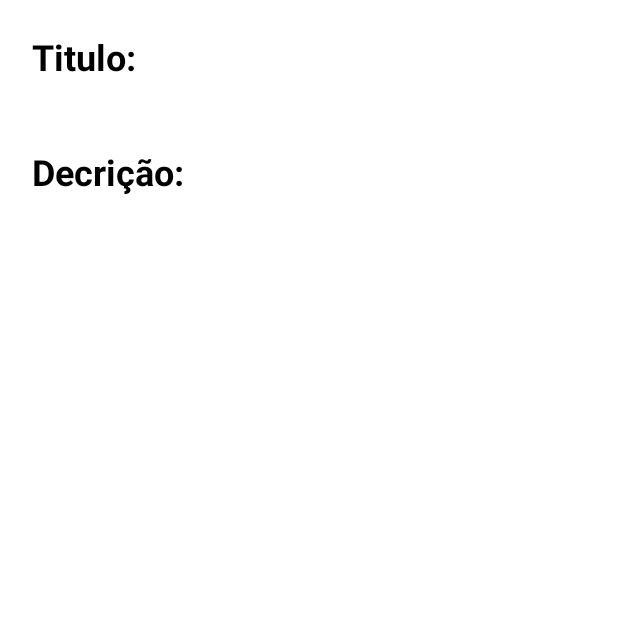
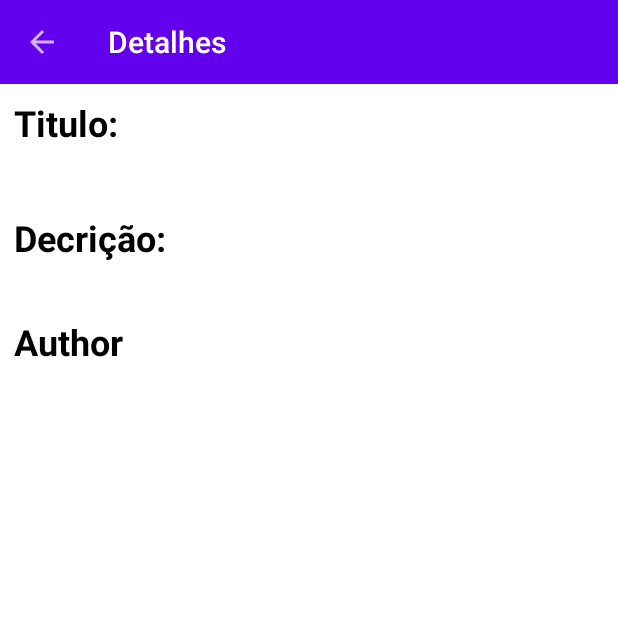
Before and after one commit to lcarlosilva/NyBook, an Android app: the BookDetailsActivity screen opened directly, with no data from a screen before it, on a phone screen of 412 x 824 dp, the top half of it. Run offline under Robolectric (Android 15) with nearby library versions, the phone set to English and light mode, and no system bars.

Commit message:
inclusao btnHome toolbar, refatoracao, criacao resource

```diff
--- /dev/null
+++ b/app/src/main/java/com/example/nybooks/presentation/base/BaseActivity.kt
@@ -0,0 +1,15 @@
+package com.example.nybooks.presentation.base
+
+
+import androidx.appcompat.app.AppCompatActivity
+import androidx.appcompat.widget.Toolbar
+
+open class BaseActivity : AppCompatActivity() {
+
+    protected fun setupToolbar(toolbar: Toolbar, titleIdRes: Int, hasBackBtn: Boolean = false) {
+        toolbar.title = getString(titleIdRes)
+        setSupportActionBar(toolbar)
+        if (hasBackBtn) supportActionBar?.setDisplayHomeAsUpEnabled(true)
+    }
+
+}
--- a/app/src/main/java/com/example/nybooks/presetation/books/BooksAdapter.kt
+++ b/app/src/main/java/com/example/nybooks/presentation/books/BooksAdapter.kt
@@ -1,4 +1,4 @@
-package com.example.nybooks.presetation.books
+package com.example.nybooks.presentation.books
 
 import android.view.LayoutInflater
 import android.view.View
--- a/app/src/main/java/com/example/nybooks/presetation/details/BookDetailsActivity.kt
+++ b/app/src/main/java/com/example/nybooks/presentation/details/BookDetailsActivity.kt
@@ -1,35 +1,43 @@
-package com.example.nybooks.presetation.details
+package com.example.nybooks.presentation.details
 
 import android.content.Context
 import android.content.Intent
-import androidx.appcompat.app.AppCompatActivity
 import android.os.Bundle
 import com.example.nybooks.R
+import com.example.nybooks.presentation.base.BaseActivity
 import kotlinx.android.synthetic.main.activity_book_details.*
-import kotlinx.android.synthetic.main.activity_books.*
+import kotlinx.android.synthetic.main.include_toolbar.*
 
-class BookDetailsActivity : AppCompatActivity() {
+class BookDetailsActivity : BaseActivity() {
 
     override fun onCreate(savedInstanceState: Bundle?) {
         super.onCreate(savedInstanceState)
         setContentView(R.layout.activity_book_details)
-        setSupportActionBar(toolbarMain)
 
+        setupToolbar(toolbarMain, R.string.title_details_books, hasBackBtn = true)
+
+        buildFields()
+
+    }
+
+    private fun buildFields() {
         tv_title.text = intent.getStringExtra(EXTRA_TITLE)
         tv_description.text = intent.getStringExtra(EXTRA_DESCRIPTION)
-
+        tv_author.text = intent.getStringExtra(EXTRA_AUTHOR)
     }
 
     companion object {
 
         private const val EXTRA_TITLE = "EXTRA_TITLE"
         private const val EXTRA_DESCRIPTION = "EXTRA_DESCRIPTION"
+        private const val EXTRA_AUTHOR = "EXTRA_AUTHOR"
 
 
-        fun getIntent(context: Context, title: String, description: String): Intent {
+        fun getIntent(context: Context, title: String, description: String, author: String ): Intent {
             return Intent(context, BookDetailsActivity::class.java).apply {
                 putExtra("EXTRA_TITLE", title)
                 putExtra("EXTRA_DESCRIPTION", description)
+                putExtra("EXTRA_AUTHOR", author)
             }
         }
     }
--- a/app/src/main/res/layout/activity_book_details.xml
+++ b/app/src/main/res/layout/activity_book_details.xml
@@ -1,33 +1,31 @@
 <?xml version="1.0" encoding="utf-8"?>
-<androidx.constraintlayout.widget.ConstraintLayout
-    xmlns:android="http://schemas.android.com/apk/res/android"
+<androidx.constraintlayout.widget.ConstraintLayout xmlns:android="http://schemas.android.com/apk/res/android"
     xmlns:app="http://schemas.android.com/apk/res-auto"
     xmlns:tools="http://schemas.android.com/tools"
     android:layout_width="match_parent"
     android:layout_height="match_parent"
-    android:padding="12dp"
-    tools:context=".presetation.details.BookDetailsActivity">
+    tools:context=".presentation.details.BookDetailsActivity">
 
+    <include
+        layout="@layout/include_toolbar" />
 
     <TextView
         android:id="@+id/tv_lbl_title"
+        style="@style/LabelTextView"
         android:layout_width="wrap_content"
         android:layout_height="wrap_content"
         android:layout_marginStart="9dp"
         android:layout_marginTop="9dp"
         android:text="@string/lbl_tv_title"
-        android:textColor="#000"
         android:textSize="24sp"
-        android:textStyle="bold"
         app:layout_constraintStart_toStartOf="parent"
-        app:layout_constraintTop_toTopOf="parent" />
+        app:layout_constraintTop_toBottomOf="@id/toolbarMain" />
 
     <TextView
         android:id="@+id/tv_title"
-        android:layout_width="wrap_content"
+        android:layout_width="match_parent"
         android:layout_height="wrap_content"
-        android:layout_marginStart="5dp"
-        android:textColor="#000"
+        android:layout_marginStart="9dp"
         android:textSize="25sp"
         app:layout_constraintStart_toStartOf="@id/tv_lbl_title"
         app:layout_constraintTop_toBottomOf="@id/tv_lbl_title"
@@ -35,14 +33,13 @@
 
     <TextView
         android:id="@+id/tv_lbl_description"
+        style="@style/LabelTextView"
         android:layout_width="wrap_content"
         android:layout_height="wrap_content"
         android:layout_marginStart="9dp"
         android:layout_marginTop="9dp"
         android:text="@string/lbl_tv_description"
-        android:textColor="#000"
         android:textSize="24sp"
-        android:textStyle="bold"
         app:layout_constraintStart_toStartOf="parent"
         app:layout_constraintTop_toBottomOf="@id/tv_title" />
 
@@ -50,13 +47,32 @@
         android:id="@+id/tv_description"
         android:layout_width="match_parent"
         android:layout_height="wrap_content"
-        android:layout_marginStart="5dp"
-        android:textColor="#000"
+        android:layout_marginStart="9dp"
         android:textSize="20sp"
-        android:layout_marginEnd="6dp"
         app:layout_constraintStart_toStartOf="@id/tv_lbl_description"
         app:layout_constraintTop_toBottomOf="@id/tv_lbl_description"
         tools:text="TEXTO" />
 
+    <TextView
+        android:id="@+id/tv_lbl_author"
+        style="@style/LabelTextView"
+        android:layout_width="wrap_content"
+        android:layout_height="wrap_content"
+        android:layout_marginStart="9dp"
+        android:layout_marginTop="9dp"
+        android:text="@string/lbl_tv_author"
+        android:textSize="24sp"
+        app:layout_constraintStart_toStartOf="parent"
+        app:layout_constraintTop_toBottomOf="@id/tv_description" />
+
+    <TextView
+        android:id="@+id/tv_author"
+        android:layout_width="match_parent"
+        android:layout_height="wrap_content"
+        android:layout_marginStart="9dp"
+        android:textSize="20sp"
+        app:layout_constraintStart_toStartOf="@id/tv_lbl_author"
+        app:layout_constraintTop_toBottomOf="@id/tv_lbl_author"
+        tools:text="TEXTO" />
 
 </androidx.constraintlayout.widget.ConstraintLayout>
--- /dev/null
+++ b/app/src/main/res/layout/include_toolbar.xml
@@ -0,0 +1,6 @@
+<?xml version="1.0" encoding="utf-8"?>
+<androidx.appcompat.widget.Toolbar xmlns:android="http://schemas.android.com/apk/res/android"
+    android:id="@+id/toolbarMain"
+    android:layout_width="match_parent"
+    android:layout_height="?android:attr/actionBarSize"
+    android:background="@color/colorPrimary" />
--- a/app/src/main/res/values/colors.xml
+++ b/app/src/main/res/values/colors.xml
@@ -3,4 +3,7 @@
     <color name="colorPrimary">#6200EE</color>
     <color name="colorPrimaryDark">#3700B3</color>
     <color name="colorAccent">#03DAC5</color>
+
+    <color name="white">@android:color/white</color>
+    <color name="black">@android:color/black</color>
 </resources>
--- a/app/src/main/res/values/strings.xml
+++ b/app/src/main/res/values/strings.xml
@@ -1,6 +1,15 @@
 <resources>
     <string name="app_name">NyBooks</string>
+
+    <!--  Activity Book  -->
     <string name="title_books">Books</string>
+    <string name="books_error_401">Não autorizado!</string>
+    <string name="books_error_400">Erro não tratado. :(</string>
+    <string name="books_error_500">Erro CATASTRÓFICO. :O</string>
+
+    <!--  Activity Book Details  -->
     <string name="lbl_tv_title">Titulo:</string>
     <string name="lbl_tv_description">Decrição:</string>
+    <string name="lbl_tv_author">Author</string>
+    <string name="title_details_books">Detalhes</string>
 </resources>
--- a/app/src/main/res/values/styles.xml
+++ b/app/src/main/res/values/styles.xml
@@ -7,8 +7,16 @@
         <item name="colorPrimaryDark">@color/colorPrimaryDark</item>
         <item name="colorAccent">@color/colorAccent</item>
 
-        <item name="android:windowBackground">@android:color/white</item>
+        <item name="android:windowBackground">@color/white</item>
+        <item name="android:textViewStyle">@style/StyleTextView</item>
+    </style>
 
+    <style name="StyleTextView">
+        <item name="android:textColor">@color/black</item>
+    </style>
+
+    <style name="LabelTextView">
+        <item name="android:textStyle">bold</item>
     </style>
 
 </resources>
```
Also changed, not shown: app/src/main/AndroidManifest.xml (+6 -2 lines), app/src/main/java/com/example/nybooks/data/response/BookDetailsResponse.kt (+8 -2 lines), app/src/main/java/com/example/nybooks/presentation/books/BooksActivity.kt (renamed from app/src/main/java/com/example/nybooks/presetation/books/BooksActivity.kt, +18 -7 lines), app/src/main/java/com/example/nybooks/presentation/books/BooksViewModel.kt (renamed from app/src/main/java/com/example/nybooks/presetation/books/BooksViewModel.kt, +18 -3 lines), app/src/main/res/layout/activity_books.xml (+30 -14 lines).
